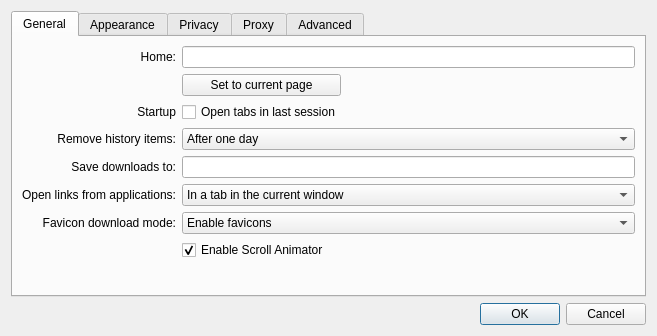
This is settings.ui in andr7e/QBrowserTest as Qt 5 draws it before an edit. The edited form follows.
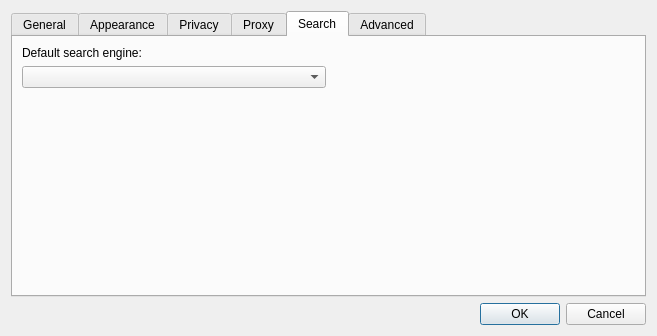
This is the edited form.

Commit message: SearchEngineManager: start reading from xml

The edit to the form file:
```diff
--- a/settings.ui
+++ b/settings.ui
@@ -24,10 +24,10 @@
      </property>
     </widget>
    </item>
-   <item row="1" column="0">
+   <item row="0" column="0">
     <widget class="QTabWidget" name="tabWidget">
      <property name="currentIndex">
-      <number>0</number>
+      <number>4</number>
      </property>
      <widget class="QWidget" name="tab">
       <attribute name="title">
@@ -543,6 +543,47 @@
        </item>
       </layout>
      </widget>
+     <widget class="QWidget" name="searchTab">
+      <attribute name="title">
+       <string>Search</string>
+      </attribute>
+      <layout class="QVBoxLayout" name="verticalLayout_4">
+       <item>
+        <layout class="QGridLayout" name="gridLayout_5">
+         <item row="1" column="1">
+          <widget class="QComboBox" name="searchComboBox"/>
+         </item>
+         <item row="0" column="1">
+          <widget class="QLabel" name="label_19">
+           <property name="text">
+            <string>Default search engine:</string>
+           </property>
+          </widget>
+         </item>
+         <item row="0" column="2">
+          <widget class="QLabel" name="label_20">
+           <property name="text">
+            <string/>
+           </property>
+          </widget>
+         </item>
+         <item row="2" column="1">
+          <spacer name="verticalSpacer_5">
+           <property name="orientation">
+            <enum>Qt::Vertical</enum>
+           </property>
+           <property name="sizeHint" stdset="0">
+            <size>
+             <width>20</width>
+             <height>40</height>
+            </size>
+           </property>
+          </spacer>
+         </item>
+        </layout>
+       </item>
+      </layout>
+     </widget>
      <widget class="QWidget" name="tab_5">
       <attribute name="title">
        <string>Advanced</string>
```
The commit also changes 18 other files.
